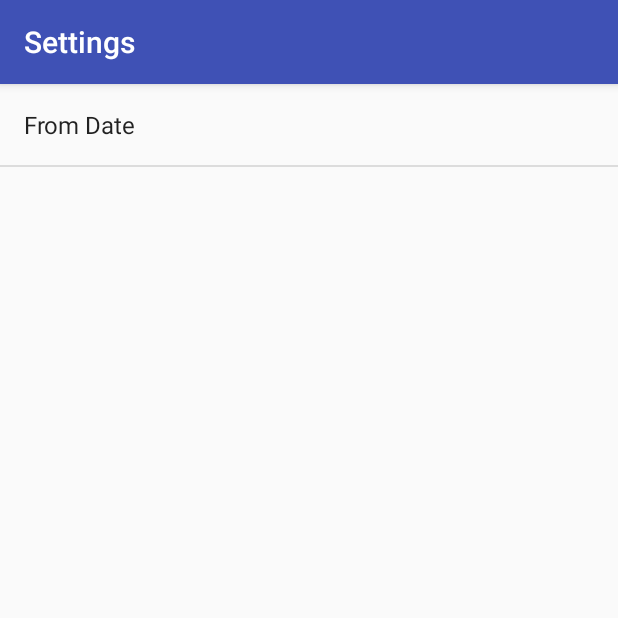
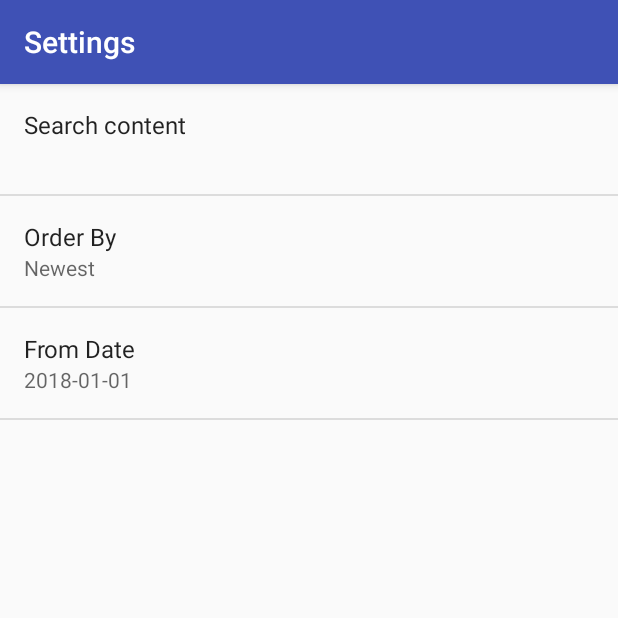
Before and after one commit to LouisCO/NewsApp, an Android app: the screen it shows after launch (SettingsActivity), in the options menu, after a tap on "Settings", on a phone screen of 412 x 824 dp, the top half of it. Run offline under Robolectric (Android 15) with nearby library versions, the phone set to English and light mode, and no system bars.

Commit message:
Add Search, Order By & From Date to Settings

```diff
--- a/app/src/main/java/com/example/android/newsapp/NewsActivity.java
+++ b/app/src/main/java/com/example/android/newsapp/NewsActivity.java
@@ -4,10 +4,12 @@ import android.app.LoaderManager;
 import android.content.Context;
 import android.content.Intent;
 import android.content.Loader;
+import android.content.SharedPreferences;
 import android.net.ConnectivityManager;
 import android.net.NetworkInfo;
 import android.net.Uri;
 import android.os.Bundle;
+import android.preference.PreferenceManager;
 import android.support.v7.app.AppCompatActivity;
 import android.view.Menu;
 import android.view.MenuItem;
@@ -21,13 +23,6 @@ import java.util.List;
 
 public class NewsActivity extends AppCompatActivity
         implements LoaderManager.LoaderCallbacks<List<News>> {
-    /**
-     * URL for earthquake data from the Guardian API dataset
-     */
-    private static final String GAPI_REQUEST_URL="http://content.guardianapis.com/search?&" +
-            "show-tags=contributor&api-key=2743730f-dd10-4aa5-be32-b786f81c1780";
-
-
     /**"http://content.guardianapis.com/search?from-date" +
             "=2017-07-01&order-by=newest&show-tags=contributor&q=%22gene%20therapy%22&api-key=" +
             "2743730f-dd10-4aa5-be32-b786f81c1780";
@@ -98,7 +93,39 @@ public class NewsActivity extends AppCompatActivity
     @Override
     public Loader<List<News>> onCreateLoader(int i, Bundle bundle) {
         // Create a new loader for the given URL
-        return new NewsLoader(this, GAPI_REQUEST_URL);
+        //return new NewsLoader(this, GAPI_REQUEST_URL);
+
+        SharedPreferences sharedPrefs=PreferenceManager.getDefaultSharedPreferences(this);
+
+        // getString retrieves a String value from the preferences. The second parameter is the
+        // default value for this preference.
+        String searchContent=sharedPrefs.getString(
+                getString(R.string.settings_search_key),
+                getString(R.string.settings_search_default)
+        );
+
+        String orderBy=sharedPrefs.getString(
+                getString(R.string.settings_order_by_key),
+                getString(R.string.settings_order_by_default)
+        );
+
+        String fromDate=sharedPrefs.getString(
+                getString(R.string.settings_from_date_key),
+                getString(R.string.settings_from_date_default));
+
+        Uri.Builder uriBuilder=new Uri.Builder();
+        uriBuilder.scheme("http")
+                .encodedAuthority("content.guardianapis.com")
+                .appendPath("search")
+                .appendQueryParameter("page-size", "25")
+                .appendQueryParameter("q", searchContent)
+                .appendQueryParameter("order-by", orderBy)
+                .appendQueryParameter("show-tags", "contributor")
+                .appendQueryParameter("from-date", fromDate)
+                .appendQueryParameter("api-key", "2743730f-dd10-4aa5-be32-b786f81c1780");
+
+        // Return the completed uri `http://earthquake.usgs.gov/fdsnws/event/1/query?format=geojson&limit=10&minmag=minMagnitude&orderby=time
+        return new NewsLoader(this, uriBuilder.toString());
     }
 
     @Override
--- a/app/src/main/java/com/example/android/newsapp/SettingsActivity.java
+++ b/app/src/main/java/com/example/android/newsapp/SettingsActivity.java
@@ -1,7 +1,11 @@
 package com.example.android.newsapp;
 
+import android.content.SharedPreferences;
 import android.os.Bundle;
+import android.preference.ListPreference;
+import android.preference.Preference;
 import android.preference.PreferenceFragment;
+import android.preference.PreferenceManager;
 import android.support.v7.app.AppCompatActivity;
 
 public class SettingsActivity extends AppCompatActivity {
@@ -12,11 +16,45 @@ public class SettingsActivity extends AppCompatActivity {
         setContentView(R.layout.activity_settings);
     }
 
-    public static class NewsPreferenceFragment extends PreferenceFragment {
+    public static class NewsPreferenceFragment extends PreferenceFragment
+            implements Preference.OnPreferenceChangeListener {
         @Override
         public void onCreate(Bundle savedInstanceState) {
             super.onCreate(savedInstanceState);
             addPreferencesFromResource(R.xml.settings_main);
+
+            Preference searchContent=findPreference(getString(R.string.settings_search_key));
+            bindPreferenceSummaryToValue(searchContent);
+
+            Preference orderBy=findPreference(getString(R.string.settings_order_by_key));
+            bindPreferenceSummaryToValue(orderBy);
+
+            Preference fromDate=findPreference(getString(R.string.settings_from_date_key));
+            bindPreferenceSummaryToValue(fromDate);
         }
+
+        private void bindPreferenceSummaryToValue(Preference preference) {
+            preference.setOnPreferenceChangeListener(this);
+            SharedPreferences preferences=PreferenceManager.getDefaultSharedPreferences(preference.getContext());
+            String preferenceString=preferences.getString(preference.getKey(), "");
+            onPreferenceChange(preference, preferenceString);
+        }
+
+        @Override
+        public boolean onPreferenceChange(Preference preference, Object newValue) {
+            String stringValue=newValue.toString();
+            if (preference instanceof ListPreference) {
+                ListPreference listPreference=(ListPreference) preference;
+                int prefIndex=listPreference.findIndexOfValue(stringValue);
+                if (prefIndex >= 0) {
+                    CharSequence[] labels=listPreference.getEntries();
+                    preference.setSummary(labels[prefIndex]);
+                }
+            } else {
+                preference.setSummary(stringValue);
+            }
+            return true;
+        }
+
     }
 }
--- a/app/src/main/res/layout/activity_settings.xml
+++ b/app/src/main/res/layout/activity_settings.xml
@@ -5,4 +5,4 @@
     android:name="com.example.android.newsapp.SettingsActivity$NewsPreferenceFragment"
     android:layout_width="match_parent"
     android:layout_height="match_parent"
-    tools:context="com.example.android.newsapp.SettingsActivity"></fragment>
+    tools:context="com.example.android.newsapp.SettingsActivity" />
--- /dev/null
+++ b/app/src/main/res/values/arrays.xml
@@ -0,0 +1,15 @@
+<?xml version="1.0" encoding="utf-8"?>
+<resources>
+    <string-array name="settings_order_by_labels">
+        <item>@string/settings_order_by_newest_label</item>
+        <item>@string/settings_order_by_oldest_label</item>
+        <item>@string/settings_order_by_relevance_label</item>
+
+    </string-array>
+
+    <string-array name="settings_order_by_values">
+        <item>@string/settings_order_by_newest_value</item>
+        <item>@string/settings_order_by_oldest_value</item>
+        <item>@string/settings_order_by_relevance_value</item>
+    </string-array>
+</resources>
--- a/app/src/main/res/values/strings.xml
+++ b/app/src/main/res/values/strings.xml
@@ -6,7 +6,32 @@
     <string name="settings_menu_item">Settings</string>
     <string name="settings_title">News Settings</string>
     <string name="title_activity_settings">Settings</string>
+
+    <!-- Strings For Search Preference [CHAR LIMIT=20] -->
+    <string name="settings_search_label">Search content</string>
+    <string name="settings_search_key" translatable="false">q</string>
+    <string name="settings_search_default" translatable="false"> </string>
+
+    <!-- Strings For From-date Preference [CHAR LIMIT=20] -->
     <string name="settings_from_date_label">From Date</string>
     <string name="settings_from_date_key" translatable="false">from-date</string>
-    <string name="settings_from_date_default" translatable="true">dd/mm/yyyy</string>
+    <string name="settings_from_date_default" translatable="false">2018-01-01</string>
+
+    <!-- Strings For Order-By Preference [CHAR LIMIT=20] -->
+    <string name="settings_order_by_label">Order By</string>
+    <string name="settings_order_by_key" translatable="false">order-by</string>
+    <string name="settings_order_by_default" translatable="false">@string/settings_order_by_newest_value</string>
+
+    <!-- Label for order-by newest option [CHAR LIMIT=20] -->
+    <string name="settings_order_by_newest_label">Newest</string>
+    <string name="settings_order_by_newest_value" translatable="false">newest</string>
+
+    <!-- Label for order-by oldest option [CHAR LIMIT=20] -->
+    <string name="settings_order_by_oldest_label">Oldest</string>
+    <string name="settings_order_by_oldest_value" translatable="false">oldest</string>
+
+    <!-- Label for order-by relevance option [CHAR LIMIT=20] -->
+    <string name="settings_order_by_relevance_label">Relevance</string>
+    <string name="settings_order_by_relevance_value" translatable="false">relevance</string>
+
 </resources>
--- a/app/src/main/res/xml/settings_main.xml
+++ b/app/src/main/res/xml/settings_main.xml
@@ -1,6 +1,20 @@
 <?xml version="1.0" encoding="utf-8"?>
 <PreferenceScreen xmlns:android="http://schemas.android.com/apk/res/android"
     android:title="@string/settings_title">
+
+    <EditTextPreference
+        android:defaultValue=" "
+        android:inputType="text"
+        android:key="@string/settings_search_key"
+        android:selectAllOnFocus="true"
+        android:title="@string/settings_search_label" />
+
+    <ListPreference
+        android:defaultValue="@string/settings_order_by_default"
+        android:entries="@array/settings_order_by_labels"
+        android:entryValues="@array/settings_order_by_values"
+        android:key="@string/settings_order_by_key"
+        android:title="@string/settings_order_by_label" />
 
     <EditTextPreference
         android:defaultValue="@string/settings_from_date_default"
```
